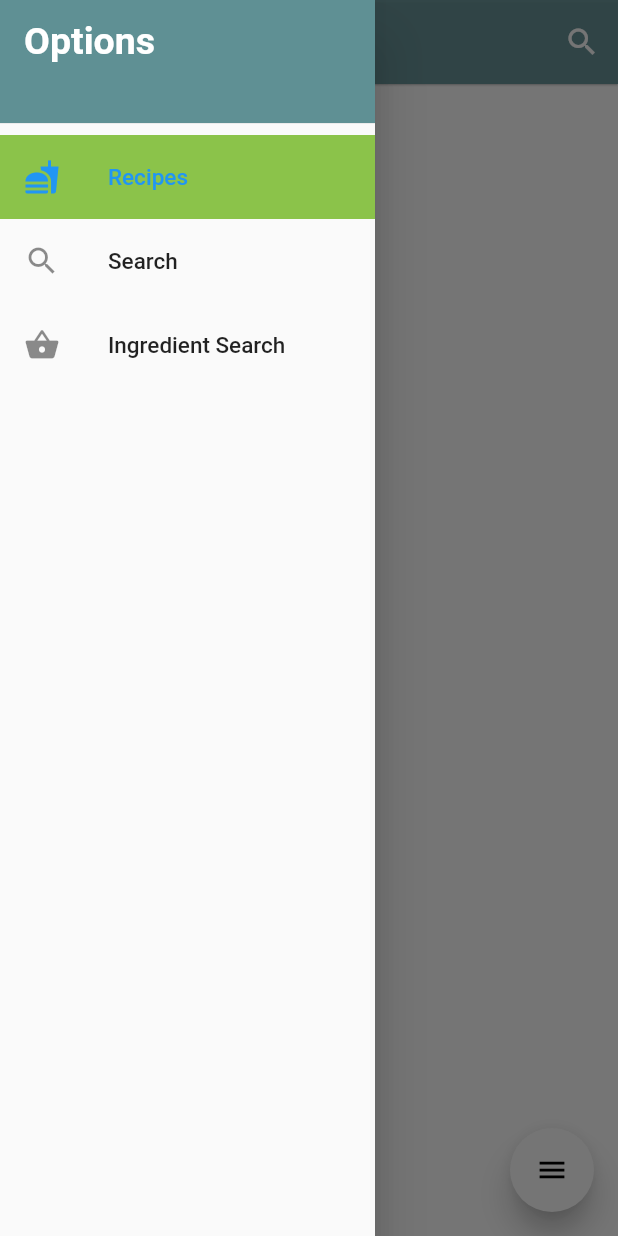
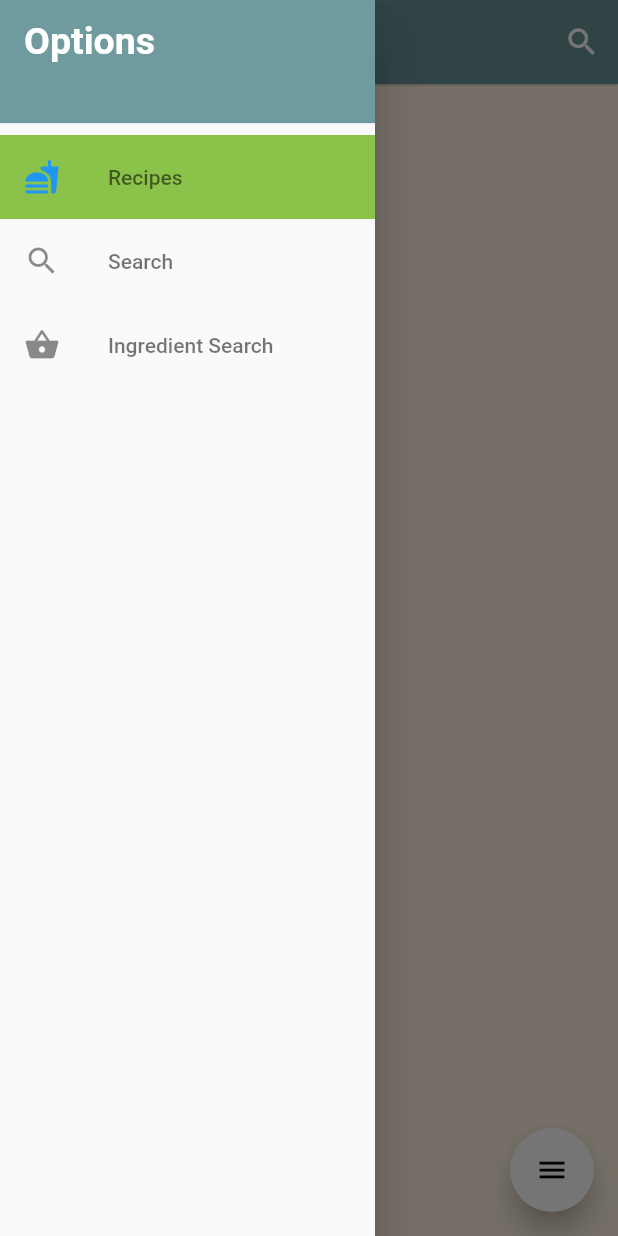
Before and after one commit to kennethIve/fyp_flutter_recipe_app, a Flutter app: the screen it shows after launch, with the side drawer open, on a phone screen of 412 x 824 dp. Run offline on Flutter 3.47's test engine with Material 2 defaults, Android fonts, the phone set to English and light mode, and no system bars; drawn by our look-alikes of flutter_speed_dial; our stand-ins replace camera, dio, fluttertoast, google_fonts, smooth_star_rating; missing offline and left inert: loadmore, tflite; network calls fail; Roboto replaces fonts that are missing (Georgia).

Commit message:
listpage ui

```diff
--- a/lib/com_var.dart
+++ b/lib/com_var.dart
@@ -5,81 +5,26 @@ import 'package:flutter/material.dart';
 
 //global variable
 String appName = 'Recipe';
-
-String sideBarName = 'Options';
-
-//common widgets
-topBar({String type,String title,Future<dynamic> search(),Color color}){
-  if(type == "listPage"){
-    return AppBar(
-          elevation: 0.5,
-          backgroundColor: Color.fromRGBO(95, 144, 148, 0.9),
-          title: Text(appName),
-          centerTitle: true,
-          actions: <Widget>[
-            IconButton(
-              icon: Icon(Icons.search),
-              onPressed: search,
-            )
-          ],
-        );
-  }else if(type == "custom"){
-    return AppBar(
-        elevation: 0.5,
-        backgroundColor: color != null?color:Color.fromRGBO(95, 144, 148, 0.9),
-        title:Text(title),
-        centerTitle: true,
-        actions: <Widget>[
-        ],
-      );
-  }
-  return AppBar(
-        elevation: 0.5,
-        backgroundColor: Color.fromRGBO(95, 144, 148, 0.9),
-        title:Text(appName),
-        centerTitle: true,
-        actions: <Widget>[
-        ],
-      );
-
-}
-
-Widget botBar = Container(
-          height: 55.0,
-          child: BottomAppBar(
-            color: Color.fromRGBO(58, 66, 86, 1.0),
-            child: Row(
-              mainAxisAlignment: MainAxisAlignment.spaceEvenly,
-              children: <Widget>[
-                IconButton(
-                  icon: Icon(Icons.home, color: Colors.white),
-                  onPressed: () {},
-                ),
-                IconButton(
-                  icon: Icon(Icons.blur_on, color: Colors.white),
-                  onPressed: () {},
-                ),
-                IconButton(
-                  icon: Icon(Icons.hotel, color: Colors.white),
-                  onPressed: () {},
-                ),
-                IconButton(
-                  icon: Icon(Icons.account_box, color: Colors.white),
-                  onPressed: () {},
-                )
-              ],
-            ),
-          ),
-        );
-
+Color commonBackground = Colors.orange[50];
 ThemeData defaultTheme
-= new ThemeData(
+= ThemeData(
   brightness: Brightness.light,
-  primaryColor: Color.fromRGBO(58, 66, 86, 1.0),
+  backgroundColor: Color.fromRGBO(95, 144, 148, 0.9),//color like appbar
+  primaryColor: Color.fromRGBO(58, 66, 86, 1.0), //
+  iconTheme: IconThemeData(color: Colors.white),
+  textTheme: TextTheme(
+    headline6: TextStyle(color:Colors.white,fontSize: 18,fontFamily: 'Georgia'),
+    bodyText2: TextStyle(color:Colors.black87,),
+  ),
+  primaryTextTheme: TextTheme(
+    headline1: TextStyle(color:Colors.red,fontSize: 18,fontFamily: 'Georgia'),
+    headline6: TextStyle(color:Colors.black,fontSize: 18,fontFamily: 'Georgia'),
+  ),
   fontFamily: 'Georgia',
 );
 
-//fillter dialogg
+//common widgets
+String sideBarName = 'Options';
 
 void showfilterModal(BuildContext context) async{
   TextStyle mystyle = TextStyle(fontWeight:FontWeight.bold,fontSize: 20.0);
@@ -119,3 +64,45 @@ void showfilterModal(BuildContext context) async{
   );
   showDialog(context: context,builder: (BuildContext context) => dialog);
 }
+
+//fillter dialogg
+topBar({String type,String title,Future<dynamic> search(),Color color}){
+  if(type == "listPage"){
+    return AppBar(
+          elevation: 0.5,
+          backgroundColor: defaultTheme.backgroundColor,
+          iconTheme: defaultTheme.iconTheme,
+          textTheme: defaultTheme.textTheme,
+          title: Text(appName),
+          centerTitle: true,
+          actions: <Widget>[
+            IconButton(
+              icon: Icon(Icons.search),
+              onPressed: search,
+            )
+          ],
+        );
+  }else if(type == "custom"){
+    return AppBar(
+        elevation: 0.5,
+        backgroundColor: color != null?color:defaultTheme.backgroundColor,
+        iconTheme: defaultTheme.iconTheme,
+        textTheme: defaultTheme.textTheme,
+        title:Text(title),
+        centerTitle: true,
+        actions: <Widget>[
+        ],
+      );
+  }
+  return AppBar(
+        elevation: 0.5,
+        backgroundColor: color != null?color:defaultTheme.backgroundColor,
+        iconTheme: defaultTheme.iconTheme,
+        textTheme: defaultTheme.textTheme,
+        title:Text(appName),
+        centerTitle: true,
+        actions: <Widget>[
+        ],
+      );
+
+}
--- a/lib/component/drawer.dart
+++ b/lib/component/drawer.dart
@@ -41,7 +41,7 @@ class _SideBarState extends State<SideBar> {
     //drawer header
     drawerOptions.add(Container(
         height: 90.0,
-        child: new DrawerHeader(child: word.drawerTitle(com.sideBarName),decoration: BoxDecoration(color: Color.fromRGBO(95, 144, 148, 1),),
+        child: new DrawerHeader(child: word.drawerTitle(com.sideBarName),decoration: BoxDecoration(color: com.defaultTheme.backgroundColor,),
         ),)
     );
     //loop create drawer option
@@ -53,7 +53,7 @@ class _SideBarState extends State<SideBar> {
         leading: Icon(d.icon),
         title: Text(
           d.title,
-          style: TextStyle(fontSize: 15.0),
+          style: com.defaultTheme.textTheme.headline1,
         ),
         selected: i == _selectedIndex,
         onTap: () => onSelectItem(i),
--- a/lib/component/word.dart
+++ b/lib/component/word.dart
@@ -1,6 +1,7 @@
 library styling;
 
 import 'package:flutter/material.dart';
+import 'package:recipe/com_var.dart';
 //style function
 Text drawerOption(String words){
   return Text(words,style:TextStyle(height: 1,fontSize: 15));
@@ -8,6 +9,6 @@ Text drawerOption(String words){
 Text drawerTitle(String words){
   return Text(words,
   style:TextStyle(
-    height:1,fontSize: 25,color: Colors.white,fontWeight: FontWeight.bold
+    height:1,fontSize: 25,color: defaultTheme.iconTheme.color,fontWeight: FontWeight.bold
     ));
 }
--- a/lib/controller/recipeRest.dart
+++ b/lib/controller/recipeRest.dart
@@ -10,7 +10,7 @@ class RecipeRest{
   //static String url = "http://192.168.1.99/api";
   static String token = "t1TkHac7Tugi4mY7u6lxyYKgp4uz8w34KRLY2Dgi";
 
-  static List<Recipe>recipes = [];
+  List<Recipe>recipes = [];
   RecipeRest();
 
   void dioAuth(){
--- a/lib/screens/ListPage.dart
+++ b/lib/screens/ListPage.dart
@@ -139,7 +139,7 @@ class _ListPageState extends State < ListPage > {
   Widget build(BuildContext context) {
 
     ListView listBuilder = new ListView.builder(
-      padding: EdgeInsets.only(top: 10),
+      padding: EdgeInsets.only(top: 15),
       itemCount: recipes.length,
       itemBuilder: (context, index) {
         return RecipeCard(recipe: recipes[index]);
@@ -147,13 +147,15 @@ class _ListPageState extends State < ListPage > {
 
     //load more tag at listview last page
     return Scaffold(
-      backgroundColor: Color.fromRGBO(255, 255, 255, 0.9),
+      backgroundColor: commonBackground,
       appBar: topBar(type: "listPage", search: () {return showSearch(context: context, delegate: DataSearch());}),
       //bottomNavigationBar: botBar,
       drawer: drawer.SideBar(),
       floatingActionButton: filterBtn(context),// form com_var
       bottomSheet: null,
-      body: RefreshIndicator(
+      body: Stack(
+          children: [
+            RefreshIndicator(
               onRefresh: refreshList,
               color: Colors.amber,
               child: new LoadMore(
@@ -180,8 +182,11 @@ class _ListPageState extends State < ListPage > {
                       text = "";
                   }
                   return text;
-          },),
-        )
+                },
+              ),
+              ),
+           ]
+        ),
     );
   }
 
@@ -199,8 +204,18 @@ class DataSearch extends SearchDelegate {
   static List<Recipe> suggestionList = [];
   static String current;
 
-  DataSearch(): super(searchFieldLabel: "Search here",);
-
+  DataSearch(): super(
+    searchFieldLabel: "Search here",
+    searchFieldStyle: TextStyle(color:Colors.grey)
+  );
+  @override
+  ThemeData appBarTheme(BuildContext context) {
+    return defaultTheme.copyWith(
+      primaryColor: Colors.white,
+      primaryIconTheme: defaultTheme.primaryIconTheme.copyWith(color: Colors.grey),
+      textTheme: defaultTheme.textTheme.copyWith(headline6:defaultTheme.textTheme.headline6.copyWith(color:Colors.black,),),
+    );
+  }
   @override
   List < Widget > buildActions(BuildContext context) {
     return [IconButton(icon: Icon(Icons.backspace), onPressed: () {
@@ -211,7 +226,7 @@ class DataSearch extends SearchDelegate {
   @override
   Widget buildLeading(BuildContext context) {
     return IconButton(icon: AnimatedIcon(icon: AnimatedIcons.menu_arrow, progress: transitionAnimation), onPressed: () {
-      close(context, null);
+      //close(context, null);
     }, );
   }
 
@@ -223,6 +238,7 @@ class DataSearch extends SearchDelegate {
 
   Future<ListView> getRecipeByKeyword() async{
     List list = await RecipeRest().getRecipeByKeyword(query);
+    //List list = await RecipeRest().getAllRecipes();
     return ListView.builder(
       padding: EdgeInsets.only(top: 10),
       itemCount: list.length,
@@ -230,13 +246,20 @@ class DataSearch extends SearchDelegate {
         return RecipeCard(recipe: list[index]);
       });
   }
-
   @override
   Widget buildSuggestions(BuildContext context) {
     showSuggestions(context);
-    debugPrint("show suggestion");
     if(query.isEmpty)
-      return Column(children:[Center(child: Text("You can find your recipe by name",textAlign: TextAlign.center,style: TextStyle(fontSize: 20,color: Colors.blueGrey),))]);
+      return
+      Column(
+        children:[
+          Center(
+            child: Text("Waiting for your input",
+            textAlign: TextAlign.center,
+            style: TextStyle(fontSize: 20,color: Colors.blueGrey),)
+          )
+        ]
+      );
     return FutureBuilder(
       future:getRecipeByKeyword(),
       builder: (BuildContext context,AsyncSnapshot snapshot){
--- a/pubspec.yaml
+++ b/pubspec.yaml
@@ -51,6 +51,7 @@ flutter:
   assets:
     - assets/labelmap.txt
     - assets/detect.tflite
+    - assets/background.jpg
     - google_fonts/
     - assets/google_fonts/
   # To add assets to your application, add an assets section, like this:
```
Also changed, not shown: lib/component/recipeCard.dart (+66 -45 lines), lib/screens/SearchPage.dart (+38 -29 lines), assets/background.jpg (added), flutter_04.png (added), pubspec.lock, 1 other file. Lines whose indentation alone changed are shown as unchanged.
